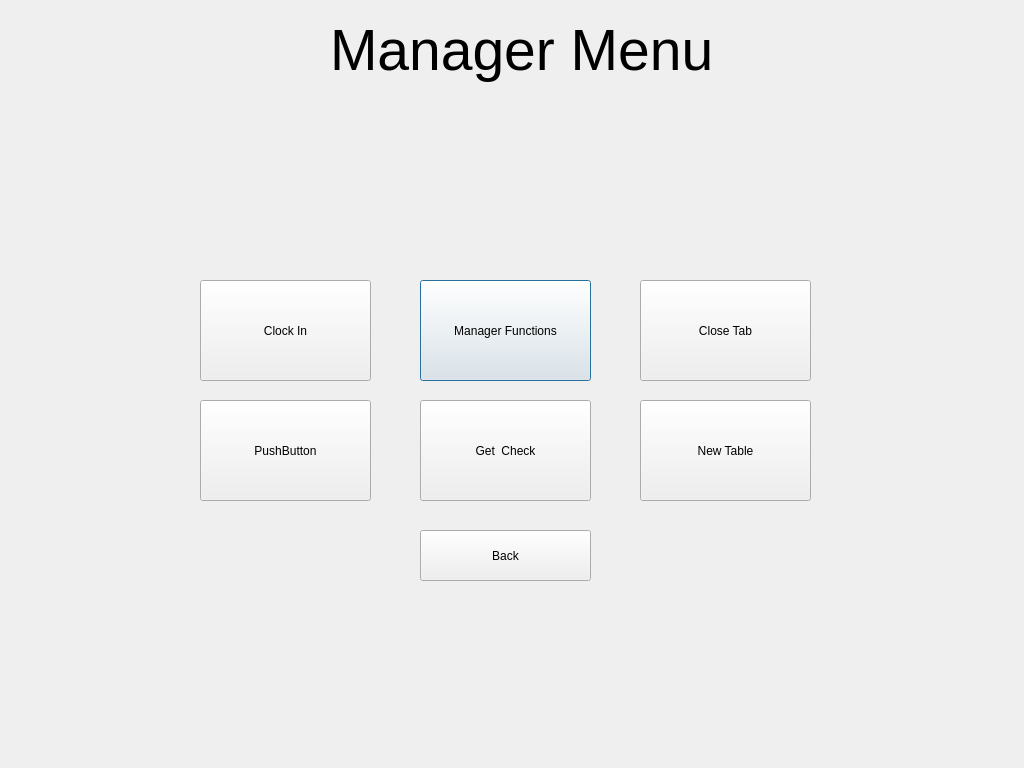
This is managerstage.ui in kleiser135/Kitchen-Management as Qt 5 draws it before an edit. The edited form follows.
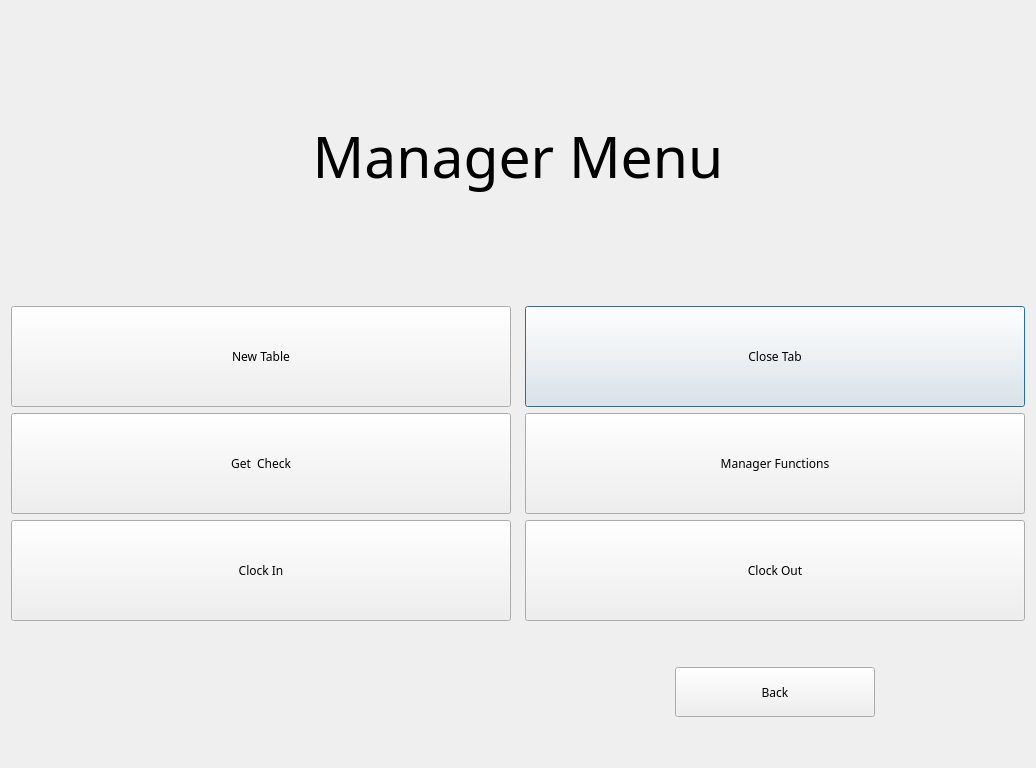
This is the edited form.

Commit message:
All buttons centered on all menus
Centered all the buttons and menu titles. Also changed the font.

Patch:
```diff
--- a/managerstage.ui
+++ b/managerstage.ui
@@ -6,125 +6,201 @@
    <rect>
     <x>0</x>
     <y>0</y>
-    <width>1024</width>
+    <width>1036</width>
     <height>768</height>
    </rect>
   </property>
   <property name="windowTitle">
    <string>Dialog</string>
   </property>
-  <widget class="QLabel" name="label">
-   <property name="geometry">
-    <rect>
-     <x>330</x>
-     <y>10</y>
-     <width>381</width>
-     <height>81</height>
-    </rect>
-   </property>
-   <property name="font">
-    <font>
-     <pointsize>43</pointsize>
-    </font>
-   </property>
-   <property name="layoutDirection">
-    <enum>Qt::LeftToRight</enum>
-   </property>
-   <property name="text">
-    <string>Manager Menu</string>
-   </property>
-  </widget>
-  <widget class="QPushButton" name="pushButton">
-   <property name="geometry">
-    <rect>
-     <x>420</x>
-     <y>280</y>
-     <width>171</width>
-     <height>101</height>
-    </rect>
-   </property>
-   <property name="text">
-    <string>Manager Functions</string>
-   </property>
-  </widget>
-  <widget class="QPushButton" name="clockInButton">
-   <property name="geometry">
-    <rect>
-     <x>200</x>
-     <y>280</y>
-     <width>171</width>
-     <height>101</height>
-    </rect>
-   </property>
-   <property name="text">
-    <string>Clock In</string>
-   </property>
-  </widget>
-  <widget class="QPushButton" name="closeTabButton">
-   <property name="geometry">
-    <rect>
-     <x>640</x>
-     <y>280</y>
-     <width>171</width>
-     <height>101</height>
-    </rect>
-   </property>
-   <property name="text">
-    <string>Close Tab</string>
-   </property>
-  </widget>
-  <widget class="QPushButton" name="pushButton_2">
-   <property name="geometry">
-    <rect>
-     <x>640</x>
-     <y>400</y>
-     <width>171</width>
-     <height>101</height>
-    </rect>
-   </property>
-   <property name="text">
-    <string>New Table</string>
-   </property>
-  </widget>
-  <widget class="QPushButton" name="pushButton_3">
-   <property name="geometry">
-    <rect>
-     <x>420</x>
-     <y>400</y>
-     <width>171</width>
-     <height>101</height>
-    </rect>
-   </property>
-   <property name="text">
-    <string>Get  Check</string>
-   </property>
-  </widget>
-  <widget class="QPushButton" name="pushButton_4">
-   <property name="geometry">
-    <rect>
-     <x>200</x>
-     <y>400</y>
-     <width>171</width>
-     <height>101</height>
-    </rect>
-   </property>
-   <property name="text">
-    <string>PushButton</string>
-   </property>
-  </widget>
-  <widget class="QPushButton" name="pushButton_5">
-   <property name="geometry">
-    <rect>
-     <x>420</x>
-     <y>530</y>
-     <width>171</width>
-     <height>51</height>
-    </rect>
-   </property>
-   <property name="text">
-    <string>Back</string>
-   </property>
-  </widget>
+  <layout class="QGridLayout" name="gridLayout">
+   <item row="5" column="2">
+    <widget class="QPushButton" name="closeTabButton">
+     <property name="minimumSize">
+      <size>
+       <width>500</width>
+       <height>101</height>
+      </size>
+     </property>
+     <property name="font">
+      <font>
+       <family>Yu Gothic Medium</family>
+      </font>
+     </property>
+     <property name="text">
+      <string>Close Tab</string>
+     </property>
+    </widget>
+   </item>
+   <item row="5" column="0">
+    <widget class="QPushButton" name="pushButton_2">
+     <property name="minimumSize">
+      <size>
+       <width>500</width>
+       <height>101</height>
+      </size>
+     </property>
+     <property name="font">
+      <font>
+       <family>Yu Gothic Medium</family>
+      </font>
+     </property>
+     <property name="text">
+      <string>New Table</string>
+     </property>
+    </widget>
+   </item>
+   <item row="10" column="2">
+    <spacer name="verticalSpacer_2">
+     <property name="orientation">
+      <enum>Qt::Vertical</enum>
+     </property>
+     <property name="sizeType">
+      <enum>QSizePolicy::Fixed</enum>
+     </property>
+     <property name="sizeHint" stdset="0">
+      <size>
+       <width>20</width>
+       <height>40</height>
+      </size>
+     </property>
+    </spacer>
+   </item>
+   <item row="7" column="0">
+    <widget class="QPushButton" name="clockInButton">
+     <property name="minimumSize">
+      <size>
+       <width>500</width>
+       <height>101</height>
+      </size>
+     </property>
+     <property name="font">
+      <font>
+       <family>Yu Gothic Medium</family>
+      </font>
+     </property>
+     <property name="text">
+      <string>Clock In</string>
+     </property>
+    </widget>
+   </item>
+   <item row="6" column="2">
+    <widget class="QPushButton" name="pushButton">
+     <property name="minimumSize">
+      <size>
+       <width>500</width>
+       <height>101</height>
+      </size>
+     </property>
+     <property name="font">
+      <font>
+       <family>Yu Gothic Medium</family>
+      </font>
+     </property>
+     <property name="text">
+      <string>Manager Functions</string>
+     </property>
+    </widget>
+   </item>
+   <item row="7" column="2">
+    <widget class="QPushButton" name="pushButton_4">
+     <property name="minimumSize">
+      <size>
+       <width>500</width>
+       <height>101</height>
+      </size>
+     </property>
+     <property name="font">
+      <font>
+       <family>Yu Gothic Medium</family>
+      </font>
+     </property>
+     <property name="text">
+      <string>Clock Out</string>
+     </property>
+    </widget>
+   </item>
+   <item row="0" column="0" colspan="3">
+    <widget class="QLabel" name="label">
+     <property name="minimumSize">
+      <size>
+       <width>500</width>
+       <height>101</height>
+      </size>
+     </property>
+     <property name="font">
+      <font>
+       <family>Yu Gothic Light</family>
+       <pointsize>43</pointsize>
+       <weight>50</weight>
+       <bold>false</bold>
+       <kerning>false</kerning>
+      </font>
+     </property>
+     <property name="layoutDirection">
+      <enum>Qt::LeftToRight</enum>
+     </property>
+     <property name="text">
+      <string>Manager Menu</string>
+     </property>
+     <property name="alignment">
+      <set>Qt::AlignCenter</set>
+     </property>
+    </widget>
+   </item>
+   <item row="12" column="2">
+    <spacer name="verticalSpacer">
+     <property name="orientation">
+      <enum>Qt::Vertical</enum>
+     </property>
+     <property name="sizeType">
+      <enum>QSizePolicy::Fixed</enum>
+     </property>
+     <property name="sizeHint" stdset="0">
+      <size>
+       <width>20</width>
+       <height>40</height>
+      </size>
+     </property>
+    </spacer>
+   </item>
+   <item row="6" column="0">
+    <widget class="QPushButton" name="pushButton_3">
+     <property name="minimumSize">
+      <size>
+       <width>500</width>
+       <height>101</height>
+      </size>
+     </property>
+     <property name="font">
+      <font>
+       <family>Yu Gothic Medium</family>
+      </font>
+     </property>
+     <property name="text">
+      <string>Get  Check</string>
+     </property>
+    </widget>
+   </item>
+   <item row="11" column="2" alignment="Qt::AlignHCenter">
+    <widget class="QPushButton" name="pushButton_5">
+     <property name="minimumSize">
+      <size>
+       <width>200</width>
+       <height>50</height>
+      </size>
+     </property>
+     <property name="font">
+      <font>
+       <family>Yu Gothic Medium</family>
+      </font>
+     </property>
+     <property name="text">
+      <string>Back</string>
+     </property>
+    </widget>
+   </item>
+  </layout>
  </widget>
  <resources/>
  <connections/>
```
Left out of the diff: 9 changed lines with no effect on the pictures. The commit also changes 5 other files.
